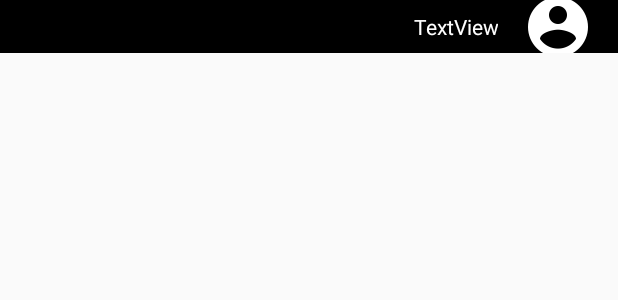
After one commit to fermoya/popular-movies-stage1, an Android app: the layout movie_review_right.xml on its own in the app's theme, with its tools: preview values and no code run, on a phone screen of 412 x 824 dp. The commit adds this screen. Shown: the top 300 px of the screen. Run offline under Robolectric (Android 15) with nearby library versions, the phone set to English and light mode, and no system bars.

Commit message:
Reviews
Reviews added when online

```diff
--- a/app/src/main/java/com/example/fmoyader/popularmovies/activities/MainActivity.java
+++ b/app/src/main/java/com/example/fmoyader/popularmovies/activities/MainActivity.java
@@ -26,6 +26,7 @@ import com.example.fmoyader.popularmovies.R;
 import com.example.fmoyader.popularmovies.adapters.MovieSpinnerAdapter;
 import com.example.fmoyader.popularmovies.adapters.MoviesAdapter;
 import com.example.fmoyader.popularmovies.dto.Movie;
+import com.example.fmoyader.popularmovies.dto.MovieReview;
 import com.example.fmoyader.popularmovies.dto.MovieTrailer;
 import com.example.fmoyader.popularmovies.enums.MovieSortingMode;
 import com.example.fmoyader.popularmovies.network.MovieDispatcher;
@@ -209,6 +210,11 @@ public class MainActivity extends AppCompatActivity
     }
 
     @Override
+    public void onMovieReviewsResponse(MovieReview[] movieReviews, long nextPage) {
+
+    }
+
+    @Override
     public void onFailure() {  }
 
     @Override
--- a/app/src/main/java/com/example/fmoyader/popularmovies/network/online/MovieDBRestInterface.java
+++ b/app/src/main/java/com/example/fmoyader/popularmovies/network/online/MovieDBRestInterface.java
@@ -1,6 +1,7 @@
 package com.example.fmoyader.popularmovies.network.online;
 
 import com.example.fmoyader.popularmovies.dto.MoviePage;
+import com.example.fmoyader.popularmovies.dto.MovieReviewPage;
 import com.example.fmoyader.popularmovies.dto.MovieTrailer;
 import com.example.fmoyader.popularmovies.dto.MovieTrailerPage;
 
@@ -23,9 +24,6 @@ public interface MovieDBRestInterface {
     @GET("movie/top_rated")
     Call<MoviePage> getTopRatedMovies(@Query("api_key") String appKey, @Query("page") long page);
 
-    //TODO: check if these two calls down here are paginated
-    //TODO: map the response into an object
-    //TODO: analyse use of POST requests to hide api_key query
     @GET("movie/{id}/videos")
     Call<MovieTrailerPage> getMovieTrailers(
             @Path("id") String movieId,
@@ -33,7 +31,7 @@ public interface MovieDBRestInterface {
     );
 
     @GET("movie/{id}/reviews")
-    Call<MoviePage> getMovieReviews(
+    Call<MovieReviewPage> getMovieReviews(
             @Path("id") String movieId,
             @Query("api_key") String appKey,
             @Query("page") long page
--- /dev/null
+++ b/app/src/main/res/layout/movie_review_right.xml
@@ -0,0 +1,51 @@
+<?xml version="1.0" encoding="utf-8"?>
+<android.support.constraint.ConstraintLayout
+    xmlns:android="http://schemas.android.com/apk/res/android"
+    xmlns:app="http://schemas.android.com/apk/res-auto"
+    xmlns:tools="http://schemas.android.com/tools"
+    android:background="@color/colorPrimaryDark"
+    android:layout_width="match_parent"
+    android:layout_height="wrap_content">
+
+    <ImageView
+        android:id="@+id/iv_contact_icon"
+        android:layout_width="wrap_content"
+        android:layout_height="wrap_content"
+        app:srcCompat="@drawable/ic_account_circle_white_48dp"
+        android:layout_marginTop="8dp"
+        app:layout_constraintTop_toBottomOf="parent"
+        app:layout_constraintBottom_toTopOf="parent"
+        android:layout_marginBottom="8dp"
+        android:layout_marginRight="16dp"
+        app:layout_constraintRight_toRightOf="parent" />
+
+    <TextView
+        android:id="@+id/tv_movie_review"
+        android:layout_width="0dp"
+        android:layout_height="wrap_content"
+        android:textColor="@color/colorAccent"
+        android:text="TextView"
+        android:layout_marginBottom="8dp"
+        android:gravity="end"
+        android:layout_marginTop="8dp"
+        app:layout_constraintRight_toLeftOf="@+id/iv_contact_icon"
+        android:layout_marginRight="16dp"
+        app:layout_constraintVertical_bias="0.476"
+        app:layout_constraintRight_toRightOf="parent"
+        app:layout_constraintTop_toTopOf="parent"
+        app:layout_constraintBottom_toBottomOf="parent"
+        android:layout_marginLeft="16dp"
+        app:layout_constraintLeft_toLeftOf="parent" />
+
+    <View
+        android:background="@color/colorPrimaryLight"
+        android:layout_width="0dp"
+        android:layout_height="1dp"
+        android:layout_marginRight="0dp"
+        app:layout_constraintRight_toRightOf="@+id/tv_movie_review"
+        android:layout_marginLeft="0dp"
+        app:layout_constraintLeft_toLeftOf="@+id/iv_contact_icon"
+        app:layout_constraintBottom_toBottomOf="parent"
+        android:layout_marginBottom="0dp"/>
+
+</android.support.constraint.ConstraintLayout>
```
Also changed, not shown: app/src/main/java/com/example/fmoyader/popularmovies/activities/DetailActivity.java (+58 -5 lines), app/src/main/java/com/example/fmoyader/popularmovies/adapters/MovieReviewsAdapter.java (added, +86 -0 lines), app/src/main/java/com/example/fmoyader/popularmovies/dto/Movie.java (+10 -0 lines), app/src/main/java/com/example/fmoyader/popularmovies/dto/MovieReview.java (added, +17 -0 lines), app/src/main/java/com/example/fmoyader/popularmovies/dto/MovieReviewPage.java (added, +59 -0 lines), app/src/main/java/com/example/fmoyader/popularmovies/network/MovieDispatcher.java (+11 -1 lines), app/src/main/java/com/example/fmoyader/popularmovies/network/online/MovieDBNetworkHelper.java (+29 -4 lines), app/src/main/res/layout/activity_detail.xml (+87 -48 lines), app/src/main/res/layout/activity_detail_contraint.xml (deleted, +0 -139 lines), app/src/main/res/layout/movie_review_left.xml (added, +50 -0 lines), app/src/main/res/drawable-hdpi/ic_account_circle_white_48dp.png (added), app/src/main/res/drawable-mdpi/ic_account_circle_white_48dp.png (added), app/src/main/res/drawable-xhdpi/ic_account_circle_white_48dp.png (added), app/src/main/res/drawable-xxhdpi/ic_account_circle_white_48dp.png (added), 1 more files.
